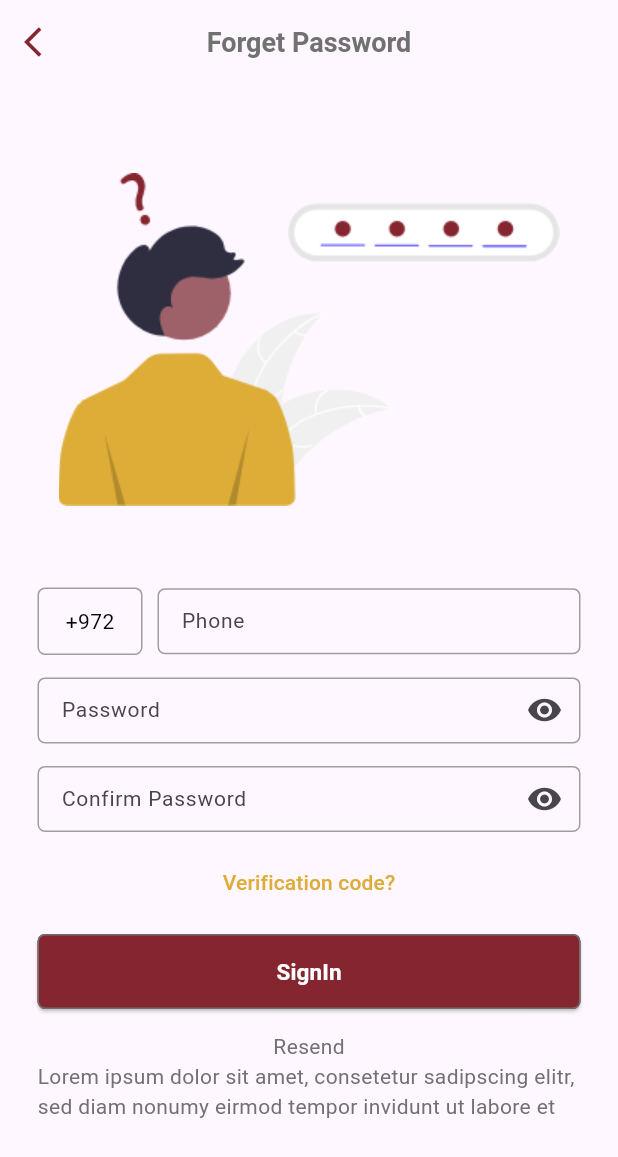
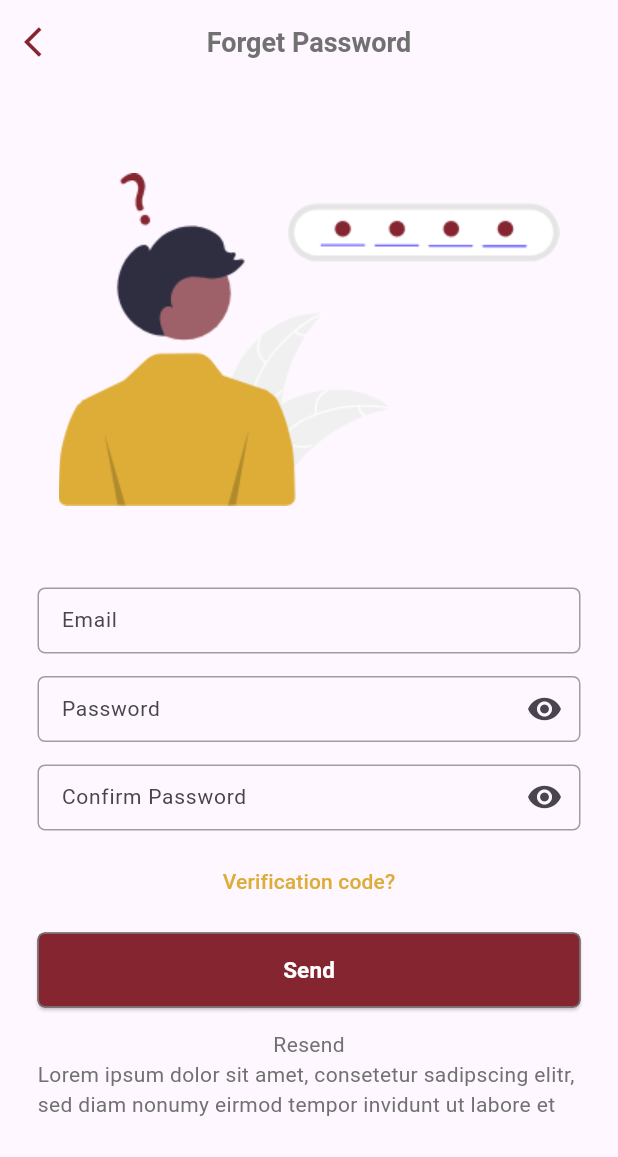
Before and after one commit to loaighazali/Finale_project_learn_more, a Flutter app: the ForgetPassScreen screen opened by its route, on a phone screen of 412 x 824 dp. Shown: the top 1157 px of the screen. Run offline on Flutter 3.47's test engine with Material 3 defaults, Android fonts, the phone set to English and light mode, and no system bars; our stand-ins replace firebase_auth, firebase_core; accounts and stored records are empty; statements that could not run were skipped.

Commit message:
Add FireBase in Project & login - signin - forgetpassword

```diff
--- a/lib/screens/auth/forgetpass_screen.dart
+++ b/lib/screens/auth/forgetpass_screen.dart
@@ -1,3 +1,5 @@
+import 'package:final_project/controllers/fb_auth_controller.dart';
+import 'package:final_project/helpers/helpers.dart';
 import 'package:flutter/cupertino.dart';
 import 'package:flutter/material.dart';
 
@@ -10,9 +12,32 @@ class ForgetPassScreen extends StatefulWidget {
   State<ForgetPassScreen> createState() => _ForgetPassScreenState();
 }
 
-class _ForgetPassScreenState extends State<ForgetPassScreen> {
+class _ForgetPassScreenState extends State<ForgetPassScreen> with Helpers{
   bool visiblePass = true;
   bool visibleConfPass = true;
+
+  late TextEditingController _emailEditingController ;
+  late TextEditingController _passwordEditingController ;
+  late TextEditingController _confiermPasswordEditingController ;
+
+
+  @override
+  void initState() {
+    // TODO: implement initState
+    super.initState();
+    _emailEditingController = TextEditingController();
+    _passwordEditingController = TextEditingController();
+    _confiermPasswordEditingController = TextEditingController();
+  }
+
+  @override
+  void dispose() {
+    // TODO: implement dispose
+    _emailEditingController.dispose();
+    _passwordEditingController.dispose();
+    _confiermPasswordEditingController.dispose();
+    super.dispose();
+  }
 
   @override
   Widget build(BuildContext context) {
@@ -49,41 +74,53 @@ class _ForgetPassScreenState extends State<ForgetPassScreen> {
           const SizedBox(
             height: 45,
           ),
-          Row(
-            children: [
-              Container(
-                width: 70,
-                height: 45,
-                decoration: BoxDecoration(
-                  borderRadius: BorderRadiusDirectional.circular(5),
-                  border: Border.all(
-                    color: Colors.grey,
-                    width: 1,
-                  ),
-                ),
-                child: const Center(
-                  child: Text(
-                    '+972',
-                    style: TextStyle(fontSize: 14, color: Colors.black),
-                  ),
-                ),
-              ),
-              const SizedBox(
-                width: 10,
-              ),
-              Expanded(
-                child: SizedBox(
-                  width: 248,
-                  height: 44,
-                  child: AppTextField(
-                    hint: 'Phone',
-                    inputType: TextInputType.phone,
-                    suffix:
-                        IconButton(onPressed: () {}, icon: const Icon(null)),
-                  ),
-                ),
-              )
-            ],
+          // Row(
+          //   children: [
+          //     Container(
+          //       width: 70,
+          //       height: 45,
+          //       decoration: BoxDecoration(
+          //         borderRadius: BorderRadiusDirectional.circular(5),
+          //         border: Border.all(
+          //           color: Colors.grey,
+          //           width: 1,
+          //         ),
+          //       ),
+          //       child: const Center(
+          //         child: Text(
+          //           '+972',
+          //           style: TextStyle(fontSize: 14, color: Colors.black),
+          //         ),
+          //       ),
+          //     ),
+          //     const SizedBox(
+          //       width: 10,
+          //     ),
+          //     Expanded(
+          //       child: SizedBox(
+          //         width: 248,
+          //         height: 44,
+          //         child: AppTextField(
+          //           hint: 'Phone',
+          //           inputType: TextInputType.phone,
+          //           suffix:
+          //               IconButton(onPressed: () {}, icon: const Icon(null)),
+          //         ),
+          //       ),
+          //     )
+          //   ],
+          // ),
+
+          SizedBox(
+            width: 364,
+            height: 44,
+            child:AppTextField(
+              controller: _emailEditingController,
+              hint: 'Email',
+              inputType: TextInputType.emailAddress,
+              suffix:
+              IconButton(onPressed: () {}, icon: const Icon(null)),
+            ),
           ),
           const SizedBox(
             height: 15,
@@ -92,6 +129,7 @@ class _ForgetPassScreenState extends State<ForgetPassScreen> {
             width: 364,
             height: 44,
             child: AppTextField(
+              controller: _passwordEditingController,
               hint: 'Password',
               inputType: TextInputType.visiblePassword,
               obscure: visiblePass,
@@ -114,6 +152,7 @@ class _ForgetPassScreenState extends State<ForgetPassScreen> {
             width: 364,
             height: 44,
             child: AppTextField(
+              controller: _confiermPasswordEditingController,
               hint: 'Confirm Password ',
               inputType: TextInputType.visiblePassword,
               obscure: visibleConfPass,
@@ -147,7 +186,7 @@ class _ForgetPassScreenState extends State<ForgetPassScreen> {
             height: 10,
           ),
           ElevatedButton(
-            onPressed: () => Navigator.pushNamed(context, '/signIn_screen'),
+            onPressed: () async => await forgetPassword(),
             style: ElevatedButton.styleFrom(
                 padding: EdgeInsetsDirectional.zero,
                 backgroundColor: const Color(0xFF852530),
@@ -159,7 +198,7 @@ class _ForgetPassScreenState extends State<ForgetPassScreen> {
                       width: 1,
                     ))),
             child: const Text(
-              'SignIn',
+              'Send',
               style: TextStyle(
                 fontSize: 15,
                 color: Colors.white,
@@ -199,4 +238,11 @@ class _ForgetPassScreenState extends State<ForgetPassScreen> {
       ),
     );
   }
+
+  Future<void> forgetPassword()async{
+   bool stutas = await FbAuthController().forgetPassword(context: context, email: _emailEditingController.text);
+   if(stutas){
+     Navigator.pushNamed(context, '/signIn_screen');
+   }
+  }
 }
--- a/lib/widget/app_text_field.dart
+++ b/lib/widget/app_text_field.dart
@@ -4,6 +4,7 @@ import 'package:flutter/material.dart';
 class AppTextField extends StatelessWidget {
   const AppTextField({
     super.key,
+    required this.controller,
     required this.hint,
      this.inputType = TextInputType.text,
     this.obscure = false ,
@@ -14,10 +15,12 @@ class AppTextField extends StatelessWidget {
   final TextInputType inputType  ;
   final bool obscure ;
   final IconButton suffix  ;
+  final TextEditingController controller;
 
   @override
   Widget build(BuildContext context) {
     return TextField(
+      controller:controller ,
       keyboardType: inputType,
       textAlignVertical: TextAlignVertical.bottom,
       obscureText: obscure,
```
Also changed, not shown: lib/controllers/fb_auth_controller.dart (added, +104 -0 lines), lib/helpers/helpers.dart (added, +18 -0 lines), lib/screens/auth/SignIn_screen.dart (+102 -38 lines), lib/screens/auth/signUp_screen.dart (+65 -31 lines), lib/screens/bottomNav/profile_screen.dart (+7 -3 lines), lib/screens/lunch_screen.dart (+18 -2 lines), 5 other files.
